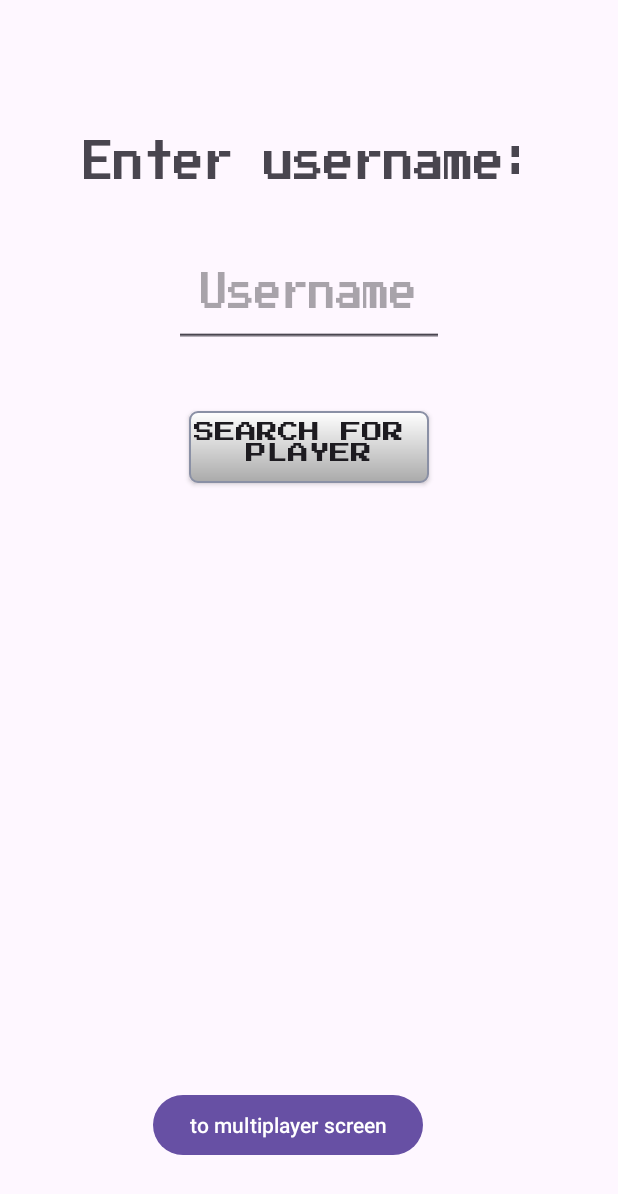
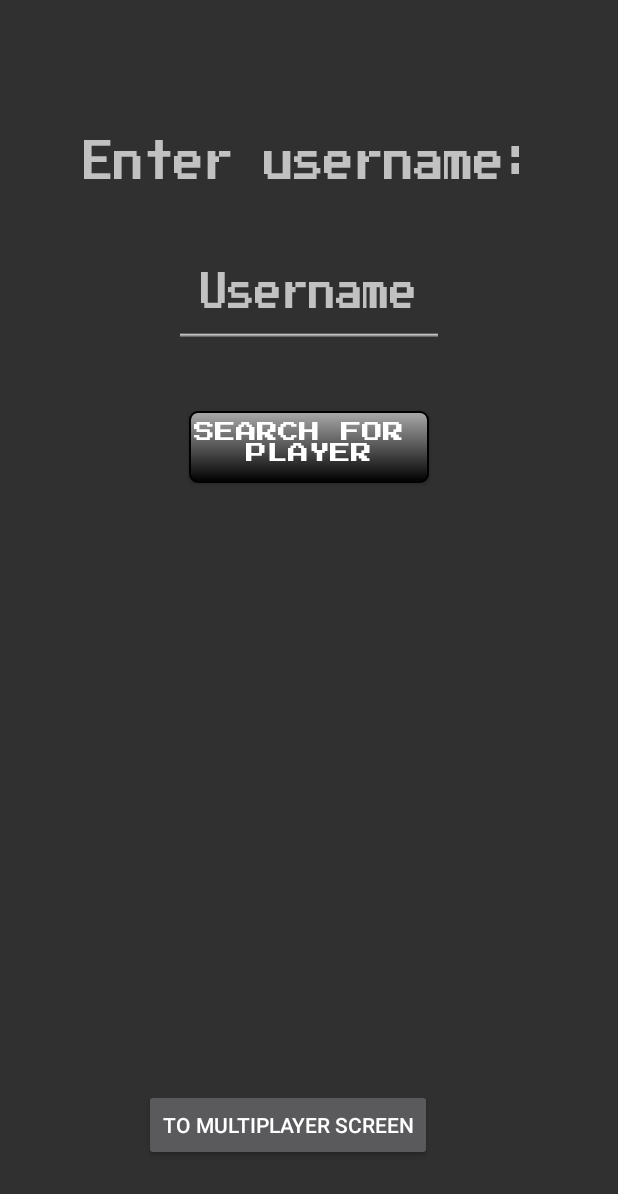
Before and after one commit to MoritzMusel/appdev-ss23-gr1, an Android app: the MultiplayerMenuFragment screen opened through its navigation route, on a phone screen of 412 x 824 dp. Shown: the top 1194 px of the screen. Run offline under Robolectric (Android 15) with nearby library versions, the phone set to English and light mode, and no system bars.

Commit message:
Changed theme, added all screens
Changed theme in Manifest and added the game over screens.

```diff
--- a/app/src/main/AndroidManifest.xml
+++ b/app/src/main/AndroidManifest.xml
@@ -10,7 +10,7 @@
         android:label="@string/app_name"
         android:roundIcon="@mipmap/ic_launcher_round"
         android:supportsRtl="true"
-        android:theme="@style/Theme.SuperSnake"
+        android:theme="@style/Theme.AppCompat.NoActionBar"
         tools:targetApi="31">
         <activity
             android:name=".UIActivity"
--- a/app/src/main/java/com/example/supersnake/MultiplayerMenuFragment.kt
+++ b/app/src/main/java/com/example/supersnake/MultiplayerMenuFragment.kt
@@ -6,6 +6,7 @@ import android.view.LayoutInflater
 import android.view.View
 import android.view.ViewGroup
 import android.widget.Button
+import android.widget.TextView
 import androidx.navigation.fragment.findNavController
 
 // TODO: Rename parameter arguments, choose names that match
@@ -62,6 +63,14 @@ class MultiplayerMenuFragment : Fragment() {
     override fun onViewCreated(view: View, savedInstanceState: Bundle?) {
         super.onViewCreated(view, savedInstanceState)
 
+        val searchingAnimation: TextView = view.findViewById(R.id.animationSearching)
+        searchingAnimation.visibility = View.GONE
+
+        val btnPlayerSearch: Button = view.findViewById(R.id.btnSearchPlayer)
+        btnPlayerSearch.setOnClickListener(){
+            searchingAnimation.visibility = View.VISIBLE
+        }
+
         val btnToMultiplayerScreen: Button = view.findViewById<Button>(R.id.btnTestMulti)
         btnToMultiplayerScreen.setOnClickListener(){
             findNavController().navigate(R.id.multiplayerGameFragment)
--- a/app/src/main/res/drawable/button_bg.xml
+++ b/app/src/main/res/drawable/button_bg.xml
@@ -2,9 +2,9 @@
 
 <shape xmlns:android="http://schemas.android.com/apk/res/android"
     android:shape="rectangle">
-    <gradient android:startColor="@color/white"
-        android:endColor="@android:color/darker_gray"
+    <gradient android:startColor="@android:color/darker_gray"
+        android:endColor="@android:color/black"
         android:angle="270" />
     <corners android:radius="5dp" />
-    <stroke android:width="1dp" android:color="@android:color/system_accent2_400" />
+    <stroke android:width="1dp" android:color="@android:color/black" />
 </shape>
--- a/app/src/main/res/layout/fragment_multiplayer_menu.xml
+++ b/app/src/main/res/layout/fragment_multiplayer_menu.xml
@@ -61,5 +61,16 @@
             app:layout_constraintEnd_toEndOf="parent"
             app:layout_constraintStart_toStartOf="parent"
             app:layout_constraintTop_toBottomOf="@+id/txtUsername" />
+
+        <TextView
+            android:id="@+id/animationSearching"
+            android:layout_width="wrap_content"
+            android:layout_height="wrap_content"
+            android:layout_marginTop="50dp"
+            android:textSize="20sp"
+            android:text="Searching-Animation?"
+            app:layout_constraintEnd_toEndOf="parent"
+            app:layout_constraintStart_toStartOf="parent"
+            app:layout_constraintTop_toBottomOf="@+id/btnSearchPlayer" />
     </androidx.constraintlayout.widget.ConstraintLayout>
 </FrameLayout>
```
Also changed, not shown: app/src/main/java/com/example/supersnake/GameOverFragment.kt (+11 -0 lines), app/src/main/java/com/example/supersnake/GameOverMultiplayerFragment.kt (+11 -0 lines), app/src/main/res/layout/fragment_game_over.xml (+45 -4 lines), app/src/main/res/layout/fragment_game_over_multiplayer.xml (+46 -3 lines).
